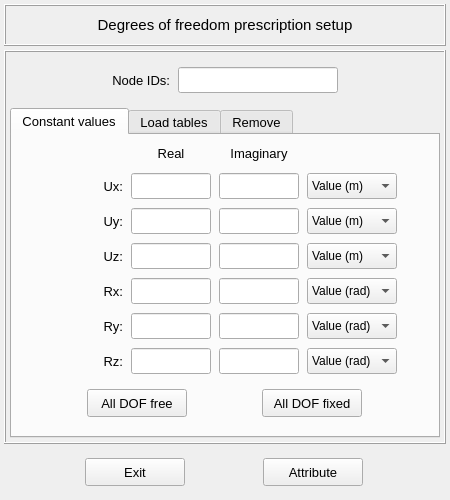
Above: pulse/interface/data/ui_files/model/setup/structural/prescribed_dof_input.ui from open-pulse/OpenPulse before the change. Below: the same form after it.
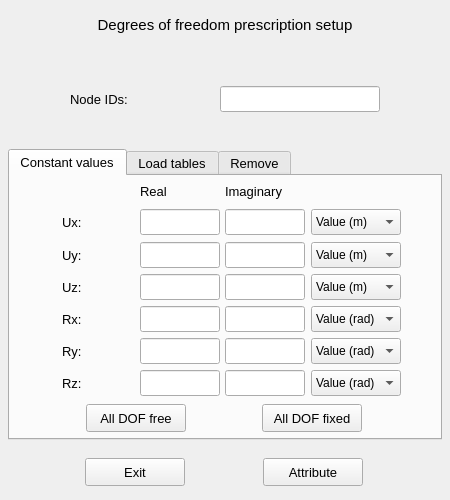
That is the form after the change. The open tabs and pages were chosen to show the change. Icons and pictures are not drawn.

Commit message: Refactors PrescribedDofInput class

```diff
--- a/pulse/interface/data/ui_files/model/setup/structural/prescribed_dof_input.ui
+++ b/pulse/interface/data/ui_files/model/setup/structural/prescribed_dof_input.ui
@@ -75,10 +75,7 @@
       </size>
      </property>
      <property name="frameShape">
-      <enum>QFrame::Shape::Box</enum>
-     </property>
-     <property name="frameShadow">
-      <enum>QFrame::Shadow::Raised</enum>
+      <enum>QFrame::NoFrame</enum>
      </property>
      <layout class="QGridLayout" name="gridLayout_6">
       <property name="leftMargin">
@@ -134,10 +131,7 @@
              </font>
             </property>
             <property name="frameShape">
-             <enum>QFrame::Shape::NoFrame</enum>
-            </property>
-            <property name="frameShadow">
-             <enum>QFrame::Shadow::Raised</enum>
+             <enum>QFrame::NoFrame</enum>
             </property>
             <layout class="QGridLayout" name="gridLayout_8">
              <property name="leftMargin">
@@ -172,15 +166,13 @@
                <property name="font">
                 <font>
                  <pointsize>10</pointsize>
+                 <weight>50</weight>
                  <bold>false</bold>
                 </font>
                </property>
                <property name="styleSheet">
                 <string notr="true"/>
                </property>
-               <property name="alignment">
-                <set>Qt::AlignmentFlag::AlignCenter</set>
-               </property>
               </widget>
              </item>
              <item row="0" column="3">
@@ -205,9 +197,6 @@
                <property name="text">
                 <string>Imaginary</string>
                </property>
-               <property name="alignment">
-                <set>Qt::AlignmentFlag::AlignCenter</set>
-               </property>
               </widget>
              </item>
              <item row="6" column="2">
@@ -227,15 +216,13 @@
                <property name="font">
                 <font>
                  <pointsize>10</pointsize>
+                 <weight>50</weight>
                  <bold>false</bold>
                 </font>
                </property>
                <property name="styleSheet">
                 <string notr="true"/>
                </property>
-               <property name="alignment">
-                <set>Qt::AlignmentFlag::AlignCenter</set>
-               </property>
               </widget>
              </item>
              <item row="0" column="2">
@@ -260,9 +247,6 @@
                <property name="text">
                 <string>Real</string>
                </property>
-               <property name="alignment">
-                <set>Qt::AlignmentFlag::AlignCenter</set>
-               </property>
               </widget>
              </item>
              <item row="3" column="2">
@@ -282,15 +266,13 @@
                <property name="font">
                 <font>
                  <pointsize>10</pointsize>
+                 <weight>50</weight>
                  <bold>false</bold>
                 </font>
                </property>
                <property name="styleSheet">
                 <string notr="true"/>
                </property>
-               <property name="alignment">
-                <set>Qt::AlignmentFlag::AlignCenter</set>
-               </property>
               </widget>
              </item>
              <item row="5" column="2">
@@ -310,15 +292,13 @@
                <property name="font">
                 <font>
                  <pointsize>10</pointsize>
+                 <weight>50</weight>
                  <bold>false</bold>
                 </font>
                </property>
                <property name="styleSheet">
                 <string notr="true"/>
                </property>
-               <property name="alignment">
-                <set>Qt::AlignmentFlag::AlignCenter</set>
-               </property>
               </widget>
              </item>
              <item row="1" column="2">
@@ -338,6 +318,7 @@
                <property name="font">
                 <font>
                  <pointsize>10</pointsize>
+                 <weight>50</weight>
                  <bold>false</bold>
                 </font>
                </property>
@@ -347,9 +328,6 @@
                <property name="text">
                 <string/>
                </property>
-               <property name="alignment">
-                <set>Qt::AlignmentFlag::AlignCenter</set>
-               </property>
               </widget>
              </item>
              <item row="3" column="3">
@@ -369,15 +347,13 @@
                <property name="font">
                 <font>
                  <pointsize>10</pointsize>
+                 <weight>50</weight>
                  <bold>false</bold>
                 </font>
                </property>
                <property name="styleSheet">
                 <string notr="true"/>
                </property>
-               <property name="alignment">
-                <set>Qt::AlignmentFlag::AlignCenter</set>
-               </property>
               </widget>
              </item>
              <item row="3" column="1">
@@ -402,9 +378,6 @@
                <property name="text">
                 <string>Uz:</string>
                </property>
-               <property name="alignment">
-                <set>Qt::AlignmentFlag::AlignRight|Qt::AlignmentFlag::AlignTrailing|Qt::AlignmentFlag::AlignVCenter</set>
-               </property>
               </widget>
              </item>
              <item row="2" column="4">
@@ -418,6 +391,7 @@
                <property name="font">
                 <font>
                  <pointsize>9</pointsize>
+                 <weight>50</weight>
                  <bold>false</bold>
                 </font>
                </property>
@@ -460,9 +434,6 @@
                <property name="text">
                 <string>Ry:</string>
                </property>
-               <property name="alignment">
-                <set>Qt::AlignmentFlag::AlignRight|Qt::AlignmentFlag::AlignTrailing|Qt::AlignmentFlag::AlignVCenter</set>
-               </property>
               </widget>
              </item>
              <item row="1" column="1">
@@ -490,9 +461,6 @@
                <property name="text">
                 <string>Ux:</string>
                </property>
-               <property name="alignment">
-                <set>Qt::AlignmentFlag::AlignRight|Qt::AlignmentFlag::AlignTrailing|Qt::AlignmentFlag::AlignVCenter</set>
-               </property>
               </widget>
              </item>
              <item row="5" column="3">
@@ -512,15 +480,13 @@
                <property name="font">
                 <font>
                  <pointsize>10</pointsize>
+                 <weight>50</weight>
                  <bold>false</bold>
                 </font>
                </property>
                <property name="styleSheet">
                 <string notr="true"/>
                </property>
-               <property name="alignment">
-                <set>Qt::AlignmentFlag::AlignCenter</set>
-               </property>
               </widget>
              </item>
              <item row="7" column="0" colspan="6">
@@ -538,10 +504,7 @@
                 </size>
                </property>
                <property name="frameShape">
-                <enum>QFrame::Shape::NoFrame</enum>
-               </property>
-               <property name="frameShadow">
-                <enum>QFrame::Shadow::Raised</enum>
+                <enum>QFrame::NoFrame</enum>
                </property>
                <layout class="QGridLayout" name="gridLayout_14">
                 <property name="leftMargin">
@@ -573,6 +536,7 @@
                   <property name="font">
                    <font>
                     <pointsize>10</pointsize>
+                    <weight>50</weight>
                     <bold>false</bold>
                    </font>
                   </property>
@@ -604,6 +568,7 @@
                   <property name="font">
                    <font>
                     <pointsize>10</pointsize>
+                    <weight>50</weight>
                     <bold>false</bold>
                    </font>
                   </property>
@@ -638,6 +603,7 @@
                <property name="font">
                 <font>
                  <pointsize>9</pointsize>
+                 <weight>50</weight>
                  <bold>false</bold>
                 </font>
                </property>
@@ -680,9 +646,6 @@
                <property name="text">
                 <string>Uy:</string>
                </property>
-               <property name="alignment">
-                <set>Qt::AlignmentFlag::AlignRight|Qt::AlignmentFlag::AlignTrailing|Qt::AlignmentFlag::AlignVCenter</set>
-               </property>
               </widget>
              </item>
              <item row="1" column="4">
@@ -696,6 +659,7 @@
                <property name="font">
                 <font>
                  <pointsize>9</pointsize>
+                 <weight>50</weight>
                  <bold>false</bold>
                 </font>
                </property>
@@ -738,9 +702,6 @@
                <property name="text">
                 <string>Rz:</string>
                </property>
-               <property name="alignment">
-                <set>Qt::AlignmentFlag::AlignRight|Qt::AlignmentFlag::AlignTrailing|Qt::AlignmentFlag::AlignVCenter</set>
-               </property>
               </widget>
              </item>
              <item row="3" column="4">
@@ -754,6 +715,7 @@
                <property name="font">
                 <font>
                  <pointsize>9</pointsize>
+                 <weight>50</weight>
                  <bold>false</bold>
                 </font>
                </property>
@@ -791,22 +753,17 @@
                <property name="font">
                 <font>
                  <pointsize>10</pointsize>
+                 <weight>50</weight>
                  <bold>false</bold>
                 </font>
                </property>
                <property name="styleSheet">
                 <string notr="true"/>
                </property>
-               <property name="alignment">
-                <set>Qt::AlignmentFlag::AlignCenter</set>
-               </property>
               </widget>
              </item>
              <item row="1" column="5">
               <spacer name="horizontalSpacer_6">
-               <property name="orientation">
-                <enum>Qt::Orientation::Horizontal</enum>
-               </property>
                <property name="sizeHint" stdset="0">
                 <size>
                  <width>40</width>
@@ -832,15 +789,13 @@
                <property name="font">
                 <font>
                  <pointsize>10</pointsize>
+                 <weight>50</weight>
                  <bold>false</bold>
                 </font>
                </property>
                <property name="styleSheet">
                 <string notr="true"/>
                </property>
-               <property name="alignment">
-                <set>Qt::AlignmentFlag::AlignCenter</set>
-               </property>
               </widget>
              </item>
              <item row="4" column="1">
@@ -865,9 +820,6 @@
                <property name="text">
                 <string>Rx:</string>
                </property>
-               <property name="alignment">
-                <set>Qt::AlignmentFlag::AlignRight|Qt::AlignmentFlag::AlignTrailing|Qt::AlignmentFlag::AlignVCenter</set>
-               </property>
               </widget>
              </item>
              <item row="4" column="3">
@@ -887,15 +839,13 @@
                <property name="font">
                 <font>
                  <pointsize>10</pointsize>
+                 <weight>50</weight>
                  <bold>false</bold>
                 </font>
                </property>
                <property name="styleSheet">
                 <string notr="true"/>
                </property>
-               <property name="alignment">
-                <set>Qt::AlignmentFlag::AlignCenter</set>
-               </property>
               </widget>
              </item>
              <item row="5" column="4">
@@ -909,6 +859,7 @@
                <property name="font">
                 <font>
                  <pointsize>9</pointsize>
+                 <weight>50</weight>
                  <bold>false</bold>
                 </font>
                </property>
@@ -931,9 +882,6 @@
              </item>
              <item row="1" column="0">
               <spacer name="horizontalSpacer_5">
-               <property name="orientation">
-                <enum>Qt::Orientation::Horizontal</enum>
-               </property>
                <property name="sizeHint" stdset="0">
                 <size>
                  <width>40</width>
@@ -959,15 +907,13 @@
                <property name="font">
                 <font>
                  <pointsize>10</pointsize>
+                 <weight>50</weight>
                  <bold>false</bold>
                 </font>
                </property>
                <property name="styleSheet">
                 <string notr="true"/>
                </property>
-               <property name="alignment">
-                <set>Qt::AlignmentFlag::AlignCenter</set>
-               </property>
               </widget>
              </item>
              <item row="6" column="4">
@@ -981,6 +927,7 @@
                <property name="font">
                 <font>
                  <pointsize>9</pointsize>
+                 <weight>50</weight>
                  <bold>false</bold>
                 </font>
                </property>
@@ -1018,15 +965,13 @@
                <property name="font">
                 <font>
                  <pointsize>10</pointsize>
+                 <weight>50</weight>
                  <bold>false</bold>
                 </font>
                </property>
                <property name="styleSheet">
                 <string notr="true"/>
                </property>
-               <property name="alignment">
-                <set>Qt::AlignmentFlag::AlignCenter</set>
-               </property>
               </widget>
              </item>
             </layout>
@@ -2020,10 +1965,7 @@
          </size>
         </property>
         <property name="frameShape">
-         <enum>QFrame::Shape::NoFrame</enum>
-        </property>
-        <property name="frameShadow">
-         <enum>QFrame::Shadow::Raised</enum>
+         <enum>QFrame::NoFrame</enum>
         </property>
         <layout class="QGridLayout" name="gridLayout_7">
          <property name="leftMargin">
@@ -2046,9 +1988,6 @@
          </property>
          <item row="0" column="0">
           <spacer name="horizontalSpacer">
-           <property name="orientation">
-            <enum>Qt::Orientation::Horizontal</enum>
-           </property>
            <property name="sizeHint" stdset="0">
             <size>
              <width>40</width>
@@ -2082,9 +2021,6 @@
            <property name="styleSheet">
             <string notr="true"/>
            </property>
-           <property name="alignment">
-            <set>Qt::AlignmentFlag::AlignCenter</set>
-           </property>
           </widget>
          </item>
          <item row="0" column="1">
@@ -2109,16 +2045,10 @@
            <property name="text">
             <string>Node IDs:</string>
            </property>
-           <property name="alignment">
-            <set>Qt::AlignmentFlag::AlignRight|Qt::AlignmentFlag::AlignTrailing|Qt::AlignmentFlag::AlignVCenter</set>
-           </property>
           </widget>
          </item>
          <item row="0" column="3">
           <spacer name="horizontalSpacer_2">
-           <property name="orientation">
-            <enum>Qt::Orientation::Horizontal</enum>
-           </property>
            <property name="sizeHint" stdset="0">
             <size>
              <width>40</width>
@@ -2165,10 +2095,7 @@
       </font>
      </property>
      <property name="frameShape">
-      <enum>QFrame::Shape::Box</enum>
-     </property>
-     <property name="frameShadow">
-      <enum>QFrame::Shadow::Raised</enum>
+      <enum>QFrame::NoFrame</enum>
      </property>
      <property name="lineWidth">
       <number>1</number>
@@ -2196,14 +2123,11 @@
           <pointsize>11</pointsize>
          </font>
         </property>
-        <property name="frameShadow">
-         <enum>QFrame::Shadow::Raised</enum>
-        </property>
         <property name="text">
          <string>Degrees of freedom prescription setup</string>
         </property>
         <property name="textFormat">
-         <enum>Qt::TextFormat::AutoText</enum>
+         <enum>Qt::PlainText</enum>
         </property>
         <property name="alignment">
          <set>Qt::AlignmentFlag::AlignCenter</set>
```
Left out of the diff: 184 changed lines with no effect on the pictures. The commit also changes 4 other files.
